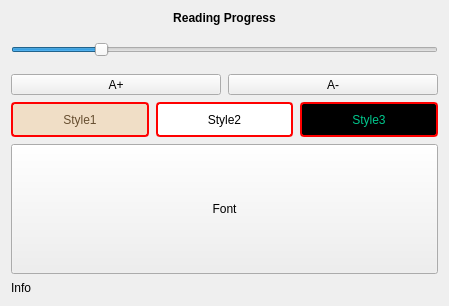
Old version of the form src/Reader/ReaderSet.ui in the repository ic005k/Knot-Legacy.
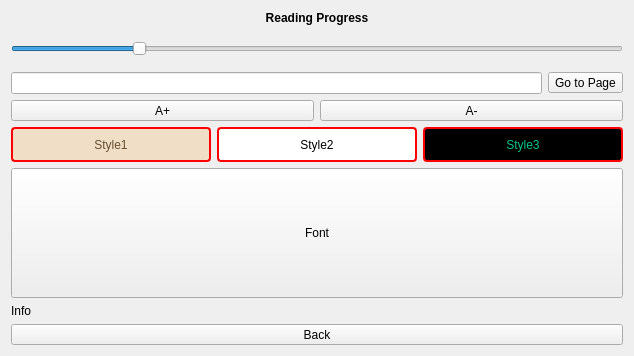
New version of the form. Icons and pictures are not drawn.

Commit message: New features have been added to the reader.

Diff of the .ui file:
```diff
--- a/src/Reader/ReaderSet.ui
+++ b/src/Reader/ReaderSet.ui
@@ -6,17 +6,14 @@
    <rect>
     <x>0</x>
     <y>0</y>
-    <width>449</width>
-    <height>306</height>
+    <width>634</width>
+    <height>356</height>
    </rect>
   </property>
   <property name="windowTitle">
    <string>Dialog</string>
   </property>
   <layout class="QVBoxLayout" name="verticalLayout">
-   <property name="spacing">
-    <number>7</number>
-   </property>
    <item>
     <widget class="QLabel" name="lblProg">
      <property name="font">
@@ -107,6 +104,20 @@
      </property>
     </widget>
    </item>
+   <item>
+    <layout class="QHBoxLayout" name="horizontalLayout_3">
+     <item>
+      <widget class="QLineEdit" name="editPage"/>
+     </item>
+     <item>
+      <widget class="QToolButton" name="btnGoPage">
+       <property name="text">
+        <string>Go to Page</string>
+       </property>
+      </widget>
+     </item>
+    </layout>
+   </item>
    <item>
     <layout class="QHBoxLayout" name="horizontalLayout_2">
      <item>
@@ -311,6 +322,19 @@
      </property>
     </widget>
    </item>
+   <item>
+    <widget class="QToolButton" name="btnBack">
+     <property name="sizePolicy">
+      <sizepolicy hsizetype="Preferred" vsizetype="Fixed">
+       <horstretch>0</horstretch>
+       <verstretch>0</verstretch>
+      </sizepolicy>
+     </property>
+     <property name="text">
+      <string>Back</string>
+     </property>
+    </widget>
+   </item>
   </layout>
  </widget>
  <resources>
```
Left out of the diff: 2 changed lines with no effect on the pictures. The commit also changes 6 other files.
